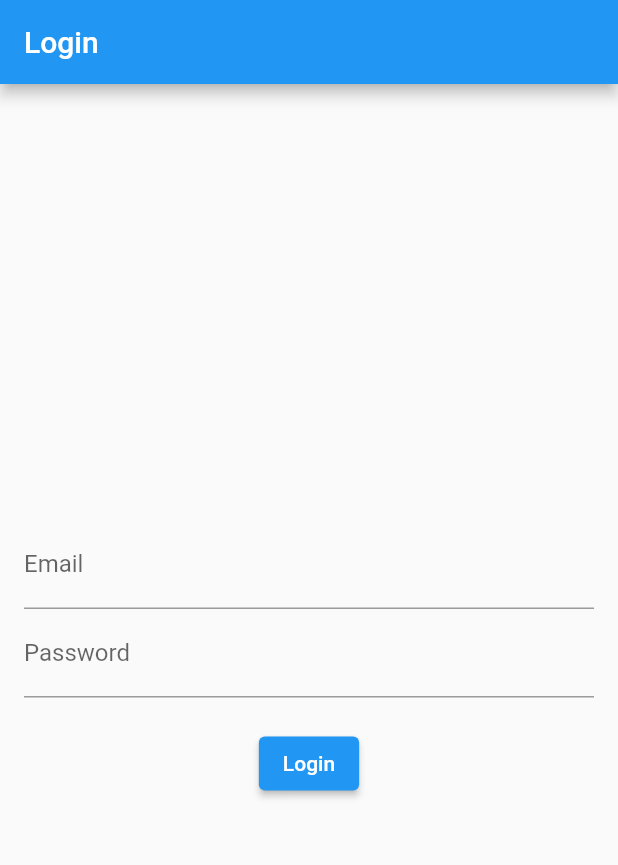
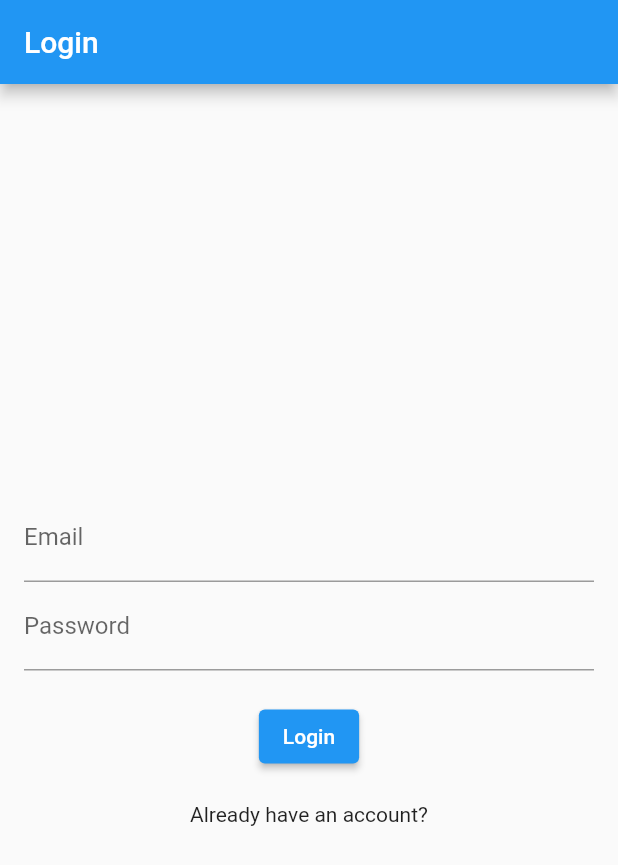
Before and after one commit to sihaisyam/mobile-simaru, a Flutter app: the screen it shows after launch, after a tap on "Login", on a phone screen of 412 x 824 dp. Shown: the top 865 px of the screen. Run offline on Flutter 3.47's test engine with Material 2 defaults, Android fonts, the phone set to English and light mode, and no system bars; our stand-ins replace get, shared_preferences; network calls fail.

Commit message:
Pertemuan 11

```diff
--- a/lib/app/modules/login_screen/login_controller.dart
+++ b/lib/app/modules/login_screen/login_controller.dart
@@ -14,14 +14,13 @@ class LoginController extends GetxController {
 
  Future<void> login() async {
 
-  var url = Uri.parse('https://dummyjson.com/' + 'auth/login');
+  var url = Uri.parse('https://simaru.amisbudi.cloud/api/auth/login');
   http.Response response = await http.post(url,
   headers: {'Content-Type': 'application/json'},
   body:jsonEncode(
   {
-    'username': email.value,
+    'email': email.value,
     'password': password.value,
-    'expiresInMins': 30, // optional, defaults to 60
   })
   );
   print('Response body: ${response.body}');
--- a/lib/app/modules/login_screen/login_page.dart
+++ b/lib/app/modules/login_screen/login_page.dart
@@ -1,5 +1,6 @@
 import 'package:flutter/material.dart';
 import 'package:get/get.dart';
+import 'package:getx_intro/app/modules/register_screen/register_page.dart';
 import 'login_controller.dart';
 
 class LoginPage extends StatelessWidget {
@@ -28,6 +29,13 @@ class LoginPage extends StatelessWidget {
               onPressed: controller.login,
               child: Text('Login'),
             ),
+            SizedBox(height: 20),
+            GestureDetector(
+              onTap: () => {
+                Get.to(RegisterPage())
+              },
+              child: Text("Already have an account?"),
+            )
           ],
         ),
       ),
```
Also changed, not shown: lib/app/modules/register_screen/register_controller.dart (added, +37 -0 lines), lib/app/modules/register_screen/register_page.dart (added, +44 -0 lines).
